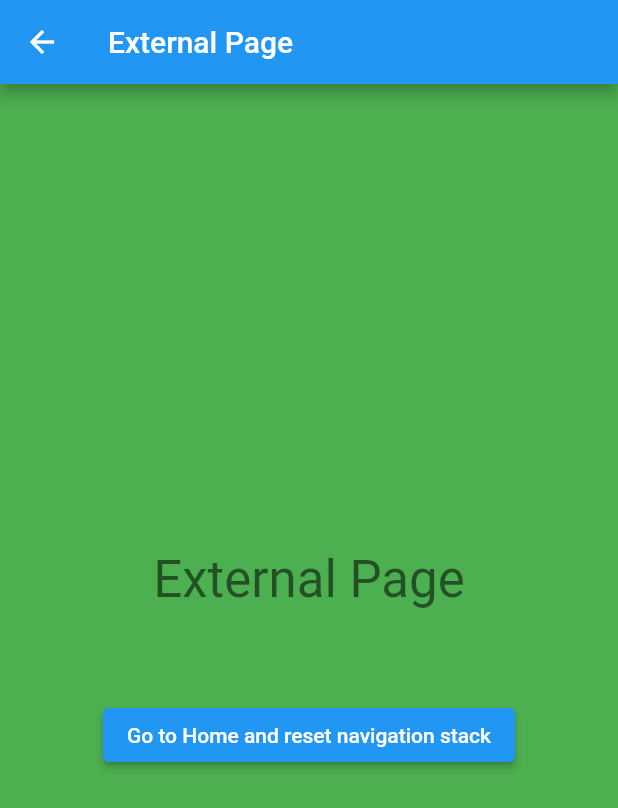
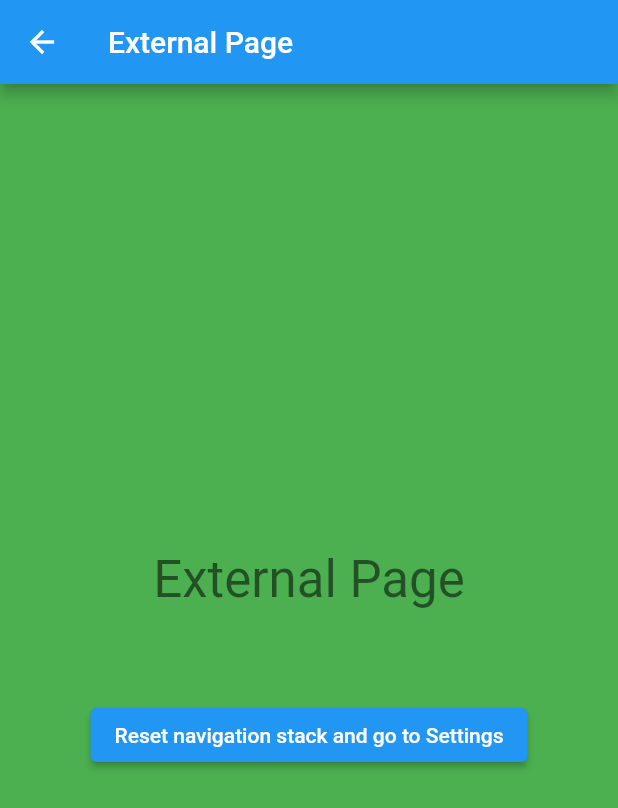
Before and after one commit to claudiooliveira/smart_page_navigation, a Flutter app: the screen it shows after launch, item 2 of the bottom bar chosen, after a tap on "Open External Page", on a phone screen of 412 x 824 dp. Shown: the top 808 px of the screen. Run offline on Flutter 3.47's test engine with Material 2 defaults, Android fonts, the phone set to English and light mode, and no system bars.

Commit message:
fix issue problem with null values in options of bottom navigation options, added new parameter to resetNavigationMethod

```diff
--- a/example/lib/main.dart
+++ b/example/lib/main.dart
@@ -287,8 +287,11 @@ class _ExternalPageState extends State<ExternalPage> {
                     ),
                     (route) => false,
                   );
+                  Future.delayed(Duration(milliseconds: 100), () {
+                    controller.resetNavigation(redirectToBottomOptionIndex: 2);
+                  });
                 },
-                child: Text("Go to Home and reset navigation stack"),
+                child: Text("Reset navigation stack and go to Settings"),
               ),
             ],
           ),
--- a/lib/src/smart_page_bottom_bar.dart
+++ b/lib/src/smart_page_bottom_bar.dart
@@ -32,21 +32,6 @@ class _SmartPageBottomNavigationBarState
     super.initState();
 
     defineOptions();
-
-    if (options.showBorder == null) options.showBorder = true;
-    if (options.showIndicator == null) options.showIndicator = true;
-    if (options.selectedColor == null)
-      options.selectedColor = Colors.blueAccent;
-    if (options.unselectedColor == null) options.unselectedColor = Colors.grey;
-    if (options.backgroundColor == null) options.backgroundColor = Colors.white;
-    if (options.borderColor == null)
-      options.borderColor = Color(0xff707070).withOpacity(0.20);
-    if (options.indicatorColor == null)
-      options.indicatorColor = Colors.blueAccent;
-    if (options.height == null) options.height = 50;
-    if (options.slideDownDuration == null)
-      options.slideDownDuration = Duration(milliseconds: 150);
-
     widgetListeners();
     setState(() {});
   }
@@ -124,6 +109,19 @@ class _SmartPageBottomNavigationBarState
             selectedColor: Colors.blueAccent,
             unselectedColor: Colors.grey,
           );
+    if (options.showBorder == null) options.showBorder = true;
+    if (options.showIndicator == null) options.showIndicator = true;
+    if (options.selectedColor == null)
+      options.selectedColor = Colors.blueAccent;
+    if (options.unselectedColor == null) options.unselectedColor = Colors.grey;
+    if (options.backgroundColor == null) options.backgroundColor = Colors.white;
+    if (options.borderColor == null)
+      options.borderColor = Color(0xff707070).withOpacity(0.20);
+    if (options.indicatorColor == null)
+      options.indicatorColor = Colors.blueAccent;
+    if (options.height == null) options.height = 50;
+    if (options.slideDownDuration == null)
+      options.slideDownDuration = Duration(milliseconds: 150);
   }
 
   @override
--- a/lib/src/smart_page_controller.dart
+++ b/lib/src/smart_page_controller.dart
@@ -191,7 +191,7 @@ class SmartPageController {
     this._onListener.forEach((func) => func());
   }
 
-  resetNavigation() {
+  resetNavigation({int? redirectToBottomOptionIndex}) {
     pages.clear();
     pages.addAll(this.initialPages);
     pageHistory = [0];
@@ -200,6 +200,9 @@ class SmartPageController {
     _currentPageIndex = 0;
     this._onResetNavigation.forEach((func) => func());
     this._onListener.forEach((func) => func());
+    if (redirectToBottomOptionIndex != null) {
+      this.selectBottomTab(redirectToBottomOptionIndex);
+    }
   }
 
   showBottomNavigationBar() {
--- a/pubspec.yaml
+++ b/pubspec.yaml
@@ -1,6 +1,6 @@
 name: smart_page_navigation
 description: This package will provide a full navigation through tabs at the bottom of the application screen.
-version: 1.1.1
+version: 1.1.2
 homepage: https://devmagic.com.br/
 repository: https://github.com/claudiooliveira/smart_page_navigation
 
```
Also changed, not shown: example/pubspec.lock, 2 other files.
